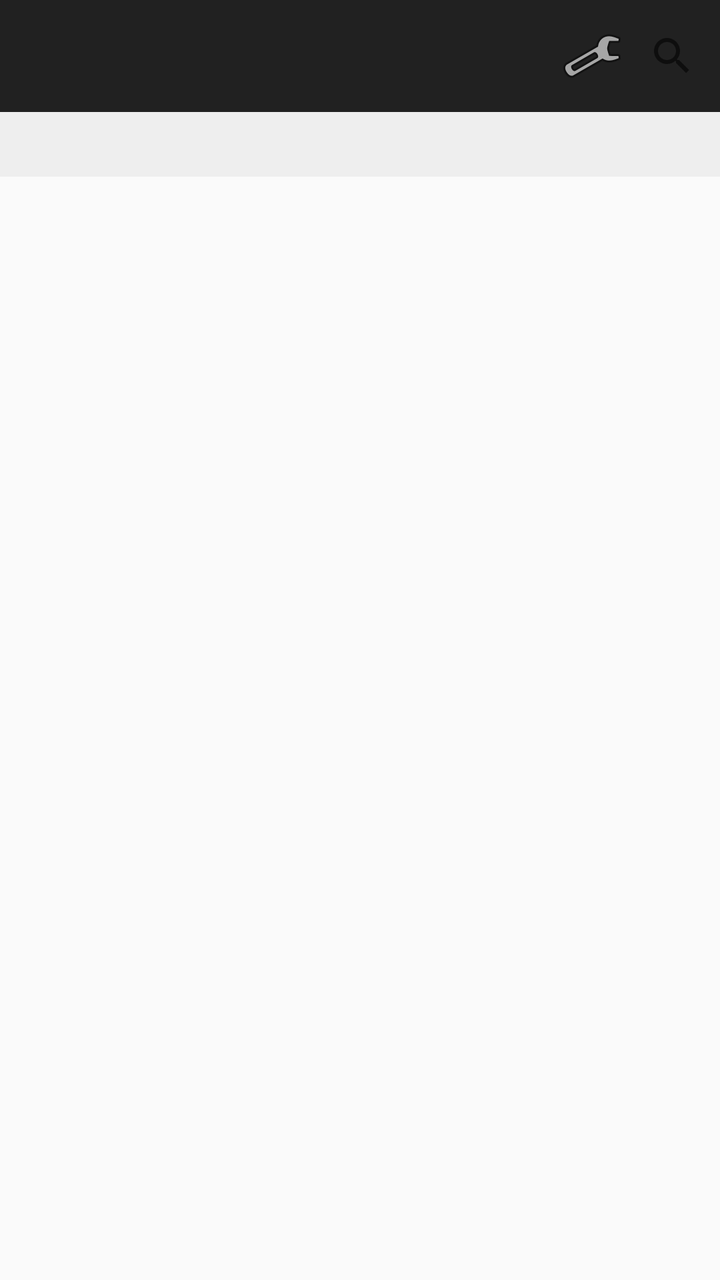
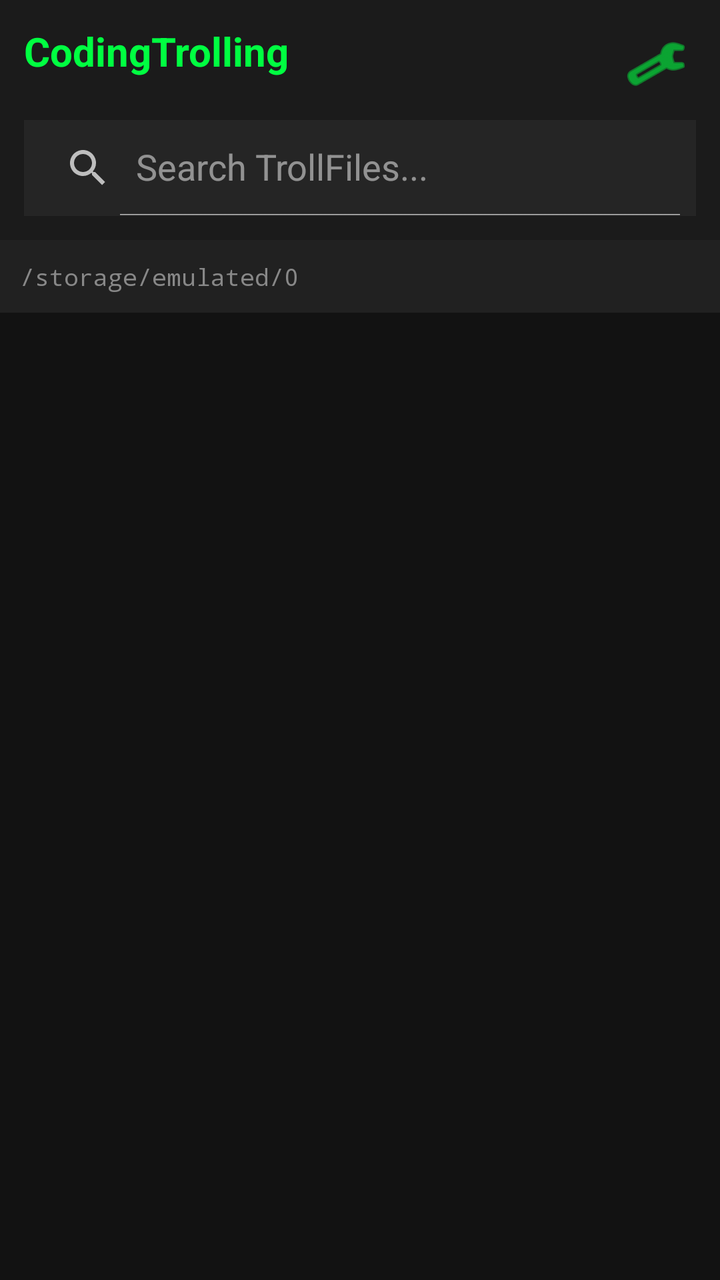

The first picture is an Android layout as it rendered before a commit; the second is the same layout after the commit. The layout source and the unified diff follow.
<!-- AndroidManifest.xml: application theme Theme.AppCompat.Light.DarkActionBar -->
<!-- res/layout/activity_main.xml -->
<?xml version="1.0" encoding="utf-8"?>
<androidx.constraintlayout.widget.ConstraintLayout xmlns:android="http://schemas.android.com/apk/res/android"
    xmlns:app="http://schemas.android.com/apk/res-auto"
    android:layout_width="match_parent"
    android:layout_height="match_parent">

    <androidx.appcompat.widget.Toolbar
        android:id="@+id/toolbar"
        android:layout_width="match_parent"
        android:layout_height="?attr/actionBarSize"
        android:background="?attr/colorPrimary"
        app:layout_constraintTop_toTopOf="parent">

        <androidx.appcompat.widget.SearchView
            android:id="@+id/searchView"
            android:layout_width="wrap_content"
            android:layout_height="wrap_content"
            android:layout_gravity="end"
            app:queryHint="Search TrollFiles..." />

        <ImageButton
            android:id="@+id/btnSettings"
            android:layout_width="wrap_content"
            android:layout_height="wrap_content"
            android:layout_gravity="end"
            android:background="?attr/selectableItemBackgroundBorderless"
            android:src="@android:drawable/ic_menu_preferences" />
    </androidx.appcompat.widget.Toolbar>

    <TextView
        android:id="@+id/tvCurrentPath"
        android:layout_width="match_parent"
        android:layout_height="wrap_content"
        android:padding="8dp"
        android:background="#EEEEEE"
        android:textSize="12sp"
        app:layout_constraintTop_toBottomOf="@id/toolbar" />

    <androidx.recyclerview.widget.RecyclerView
        android:id="@+id/recyclerView"
        android:layout_width="match_parent"
        android:layout_height="0dp"
        app:layout_constraintBottom_toBottomOf="parent"
        app:layout_constraintTop_toBottomOf="@id/tvCurrentPath" />

</androidx.constraintlayout.widget.ConstraintLayout>
<!-- resources referenced by this layout -->
<resources>

</resources>

<!-- the commit's change to res/layout/activity_main.xml (unified diff, before → after) -->
@@ -2,44 +2,69 @@
 <androidx.constraintlayout.widget.ConstraintLayout xmlns:android="http://schemas.android.com/apk/res/android"
     xmlns:app="http://schemas.android.com/apk/res-auto"
     android:layout_width="match_parent"
-    android:layout_height="match_parent">
+    android:layout_height="match_parent"
+    android:background="#121212">
 
-    <androidx.appcompat.widget.Toolbar
-        android:id="@+id/toolbar"
+    <LinearLayout
+        android:id="@+id/headerBar"
         android:layout_width="match_parent"
-        android:layout_height="?attr/actionBarSize"
-        android:background="?attr/colorPrimary"
+        android:layout_height="wrap_content"
+        android:background="#1B1B1B"
+        android:orientation="vertical"
+        android:padding="12dp"
         app:layout_constraintTop_toTopOf="parent">
+
+        <RelativeLayout
+            android:layout_width="match_parent"
+            android:layout_height="wrap_content">
+
+            <TextView
+                android:layout_width="wrap_content"
+                android:layout_height="wrap_content"
+                android:text="CodingTrolling"
+                android:textColor="#00FF41"
+                android:textSize="20sp"
+                android:textStyle="bold" />
+
+            <ImageButton
+                android:id="@+id/btnSettings"
+                android:layout_width="40dp"
+                android:layout_height="40dp"
+                android:layout_alignParentEnd="true"
+                android:background="?attr/selectableItemBackgroundBorderless"
+                android:src="@android:drawable/ic_menu_preferences"
+                app:tint="#00FF41" />
+        </RelativeLayout>
 
         <androidx.appcompat.widget.SearchView
             android:id="@+id/searchView"
-            android:layout_width="wrap_content"
+            android:layout_width="match_parent"
             android:layout_height="wrap_content"
-            android:layout_gravity="end"
-            app:queryHint="Search TrollFiles..." />
-
-        <ImageButton
-            android:id="@+id/btnSettings"
-            android:layout_width="wrap_content"
-            android:layout_height="wrap_content"
-            android:layout_gravity="end"
-            android:background="?attr/selectableItemBackgroundBorderless"
-            android:src="@android:drawable/ic_menu_preferences" />
-    </androidx.appcompat.widget.Toolbar>
+            android:layout_marginTop="8dp"
+            android:background="#252525"
+            app:iconifiedByDefault="false"
+            app:queryHint="Search TrollFiles..."
+            app:theme="@style/ThemeOverlay.AppCompat.Dark" />
+    </LinearLayout>
 
     <TextView
         android:id="@+id/tvCurrentPath"
         android:layout_width="match_parent"
         android:layout_height="wrap_content"
-        android:padding="8dp"
-        android:background="#EEEEEE"
+        android:background="#212121"
+        android:padding="10dp"
+        android:text="/storage/emulated/0"
+        android:textColor="#888888"
         android:textSize="12sp"
-        app:layout_constraintTop_toBottomOf="@id/toolbar" />
+        android:fontFamily="monospace"
+        app:layout_constraintTop_toBottomOf="@id/headerBar" />
 
     <androidx.recyclerview.widget.RecyclerView
         android:id="@+id/recyclerView"
         android:layout_width="match_parent"
         android:layout_height="0dp"
+        android:clipToPadding="false"
+        android:paddingBottom="16dp"
         app:layout_constraintBottom_toBottomOf="parent"
         app:layout_constraintTop_toBottomOf="@id/tvCurrentPath" />
 
